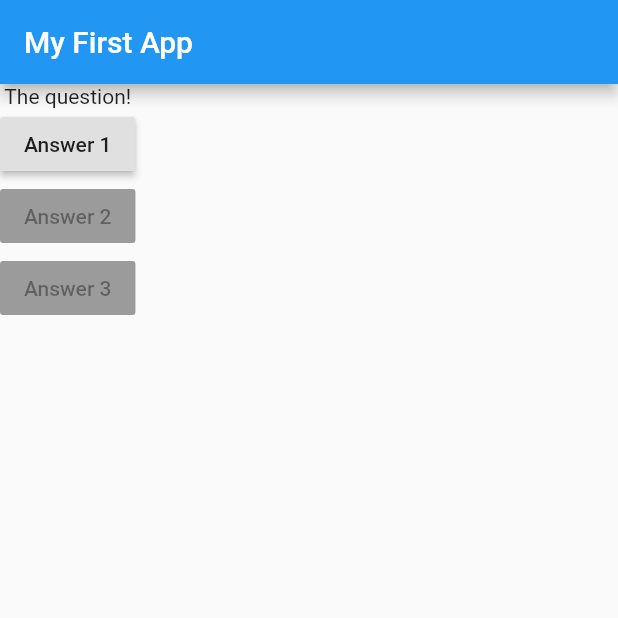
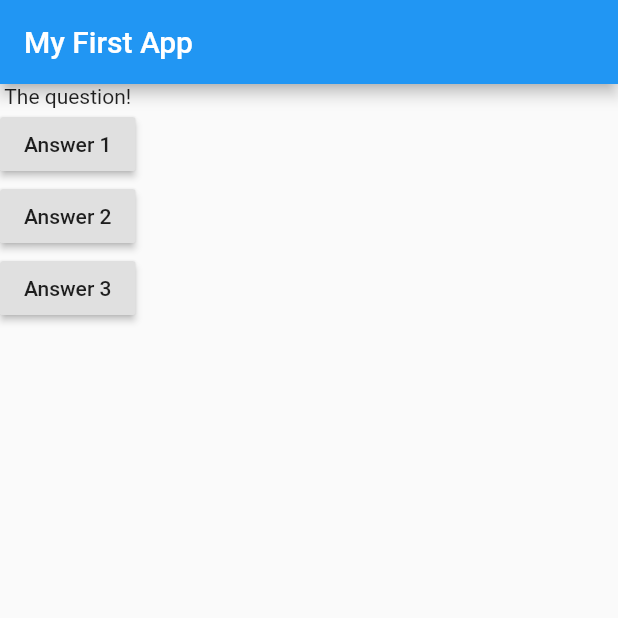
Before and after one commit to SkRhRasel/flutter_basic_widgets, a Flutter app: the screen it shows after launch, after a tap on "Answer 1", on a phone screen of 412 x 824 dp, the top half of it. Run offline on Flutter 3.47's test engine with Material 2 defaults, Android fonts, the phone set to English and light mode, and no system bars.

Commit message:
20. Anonymous Functions

```diff
--- a/flutter_basic_widgets/lib/main.dart
+++ b/flutter_basic_widgets/lib/main.dart
@@ -3,7 +3,7 @@ import 'package:flutter/material.dart';
 void main() => runApp(MyApp());
 
 void answerQuestion() {
-  print('Anser CHoosen!');
+  print('Answer Chosen!');
 }
 
 class MyApp extends StatelessWidget {
@@ -22,8 +22,16 @@ class MyApp extends StatelessWidget {
           children: <Widget>[
             Text('The question!'),
             RaisedButton(child: Text('Answer 1'), onPressed: answerQuestion),
-            RaisedButton(child: Text('Answer 2'), onPressed: null),
-            RaisedButton(child: Text('Answer 3'), onPressed: null),
+            RaisedButton(
+              child: Text('Answer 2'),
+              onPressed: () => print('Answer 2 chosen!'),
+            ),
+            RaisedButton(
+                child: Text('Answer 3'),
+                onPressed: () {
+                  // do your functions works here
+                  print('Answer 3 chosen!');
+                }),
           ],
         ),
       ),
```
